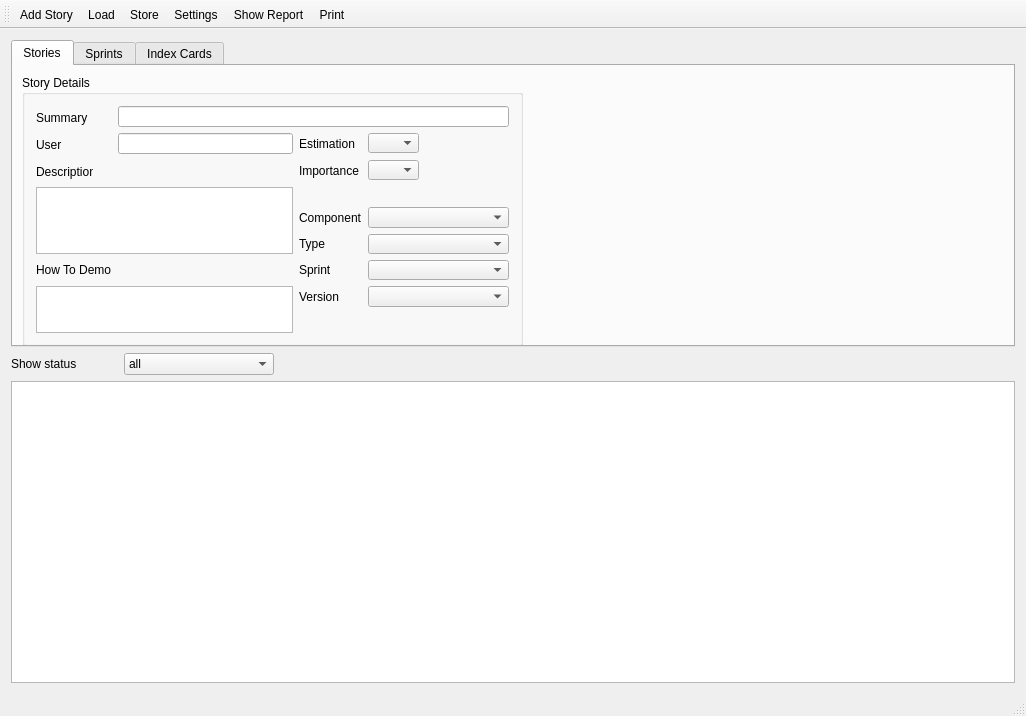
Above: mainwindow.ui from jmreyen/starfish before the change. Below: the same form after it.
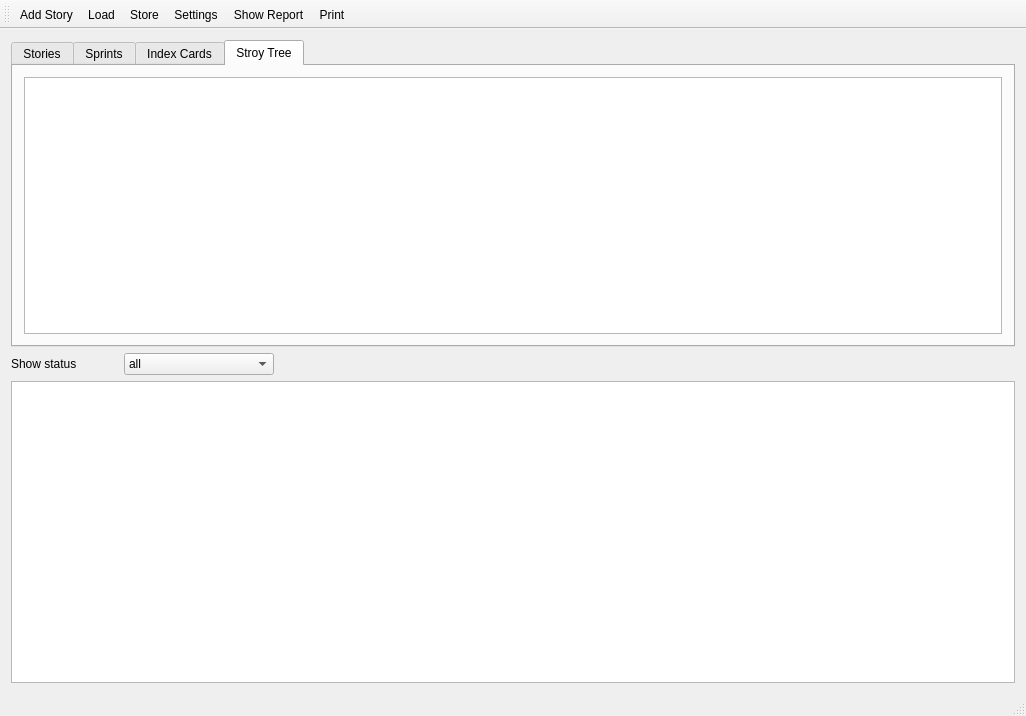
That is the form after the change. Icons and pictures are not drawn.

Diff of the .ui file:
```diff
--- a/mainwindow.ui
+++ b/mainwindow.ui
@@ -91,7 +91,7 @@
     <item row="0" column="0" colspan="9">
      <widget class="QTabWidget" name="tabWidget">
       <property name="currentIndex">
-       <number>0</number>
+       <number>3</number>
       </property>
       <widget class="QWidget" name="tab">
        <attribute name="title">
@@ -701,6 +701,41 @@
         </item>
        </layout>
       </widget>
+      <widget class="QWidget" name="tab_4">
+       <attribute name="title">
+        <string>Stroy Tree</string>
+       </attribute>
+       <layout class="QGridLayout" name="gridLayout_4">
+        <item row="0" column="0">
+         <widget class="QTreeView" name="storyTreeView">
+          <property name="editTriggers">
+           <set>QAbstractItemView::AnyKeyPressed|QAbstractItemView::DoubleClicked|QAbstractItemView::EditKeyPressed</set>
+          </property>
+          <property name="tabKeyNavigation">
+           <bool>true</bool>
+          </property>
+          <property name="alternatingRowColors">
+           <bool>true</bool>
+          </property>
+          <property name="horizontalScrollMode">
+           <enum>QAbstractItemView::ScrollPerItem</enum>
+          </property>
+          <property name="uniformRowHeights">
+           <bool>true</bool>
+          </property>
+          <property name="sortingEnabled">
+           <bool>true</bool>
+          </property>
+          <property name="wordWrap">
+           <bool>false</bool>
+          </property>
+          <attribute name="headerStretchLastSection">
+           <bool>false</bool>
+          </attribute>
+         </widget>
+        </item>
+       </layout>
+      </widget>
      </widget>
     </item>
     <item row="1" column="0">
```
Left out of the diff: 9 changed lines with no effect on the pictures.
